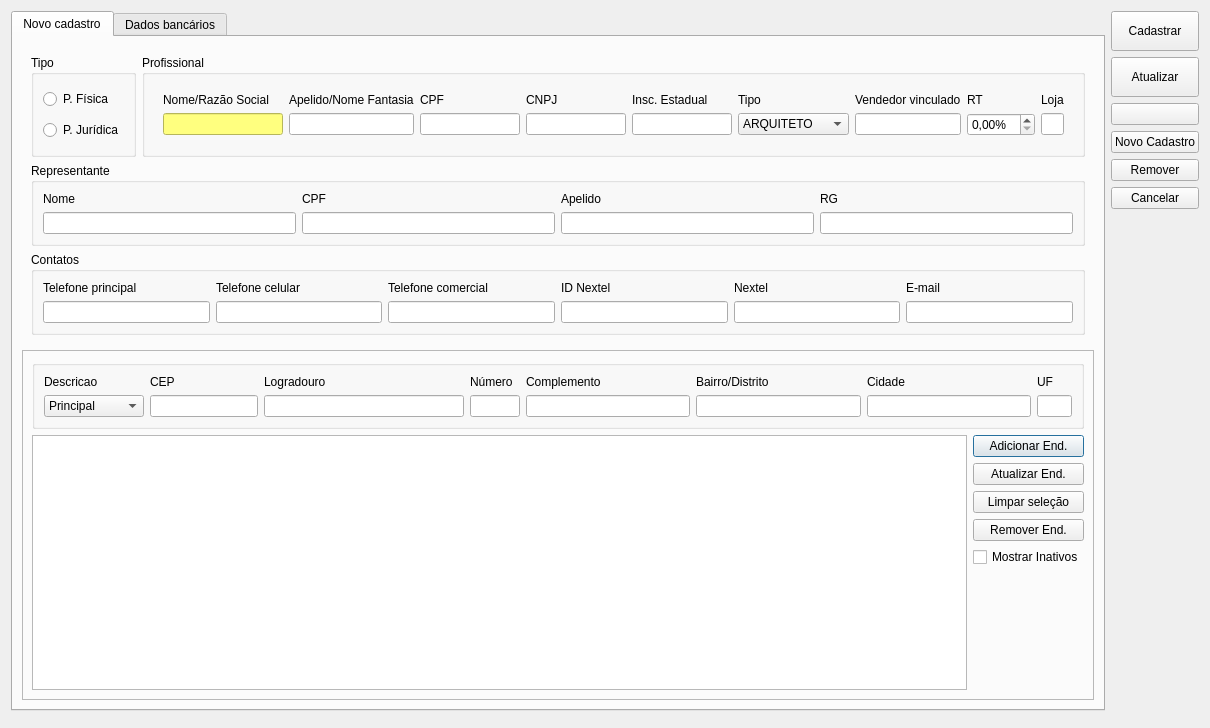
Old version of the form ui/cadastroprofissional.ui in the repository lellisls/ERP-STACCATO.
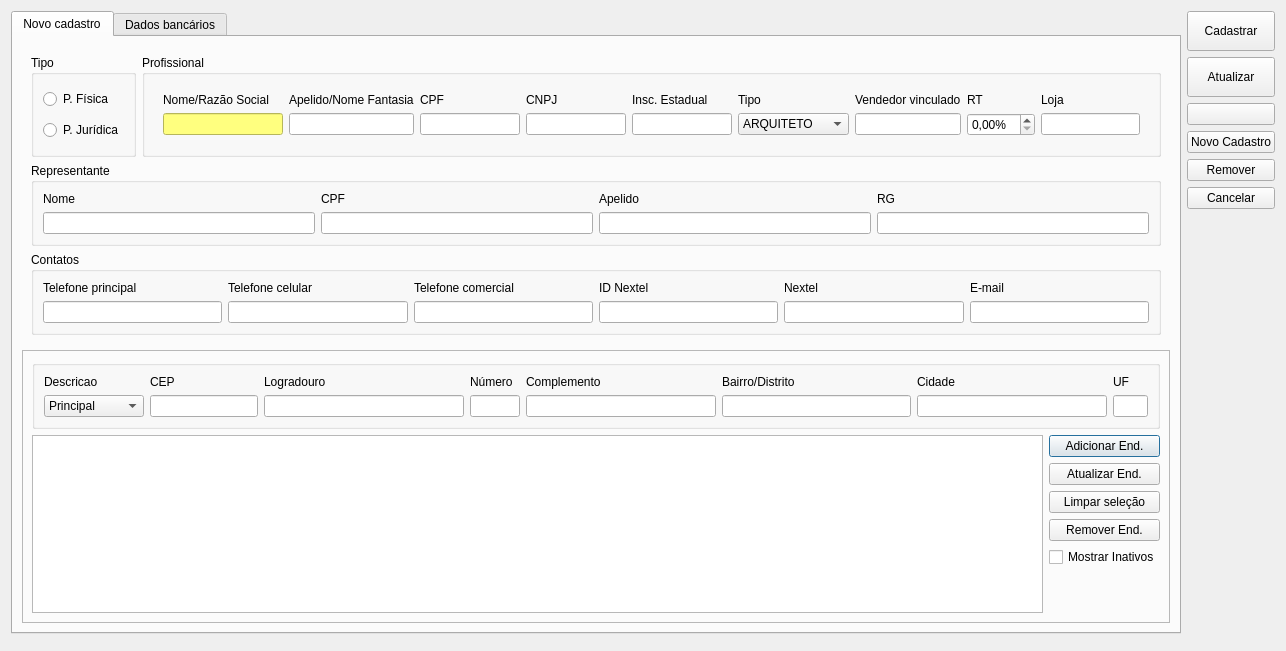
New version of the form. Icons and pictures are not drawn. Custom widgets are drawn as their Qt base class.

The edit to the form file:
```diff
--- a/ui/cadastroprofissional.ui
+++ b/ui/cadastroprofissional.ui
@@ -9,8 +9,8 @@
    <rect>
     <x>0</x>
     <y>0</y>
-    <width>1183</width>
-    <height>728</height>
+    <width>1286</width>
+    <height>651</height>
    </rect>
   </property>
   <property name="windowTitle">
@@ -1033,6 +1033,11 @@
   </layout>
  </widget>
  <customwidgets>
+  <customwidget>
+   <class>TableView</class>
+   <extends>QTableView</extends>
+   <header>src/tableview.h</header>
+  </customwidget>
   <customwidget>
    <class>ItemBox</class>
    <extends>QLineEdit</extends>
```
Left out of the diff: 2 changed lines with no effect on the pictures.
